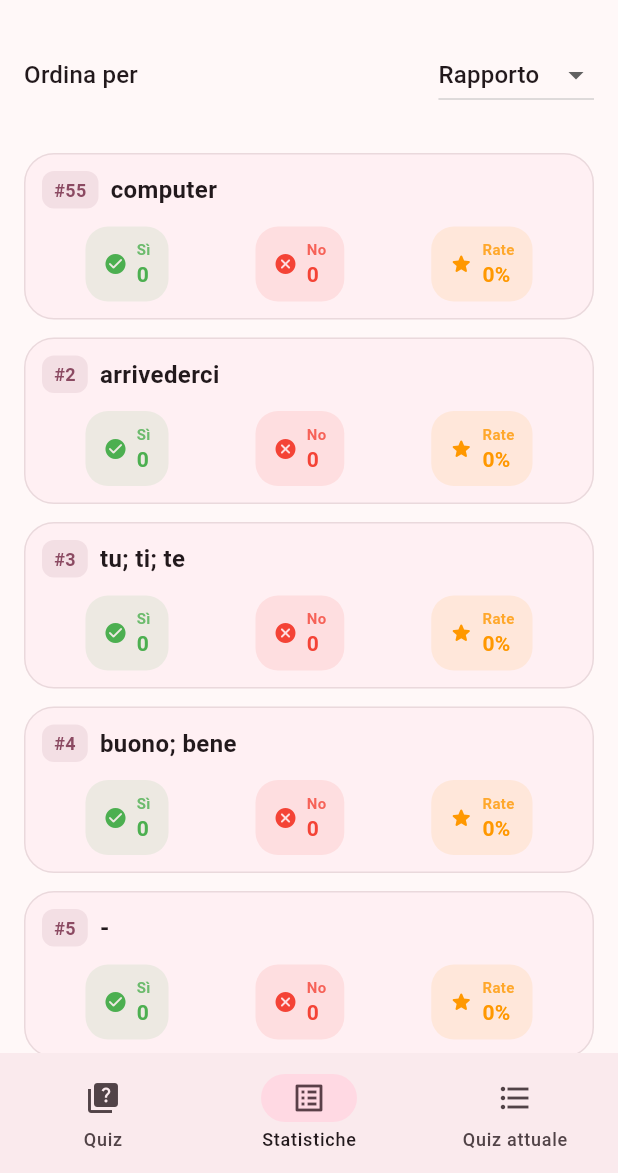
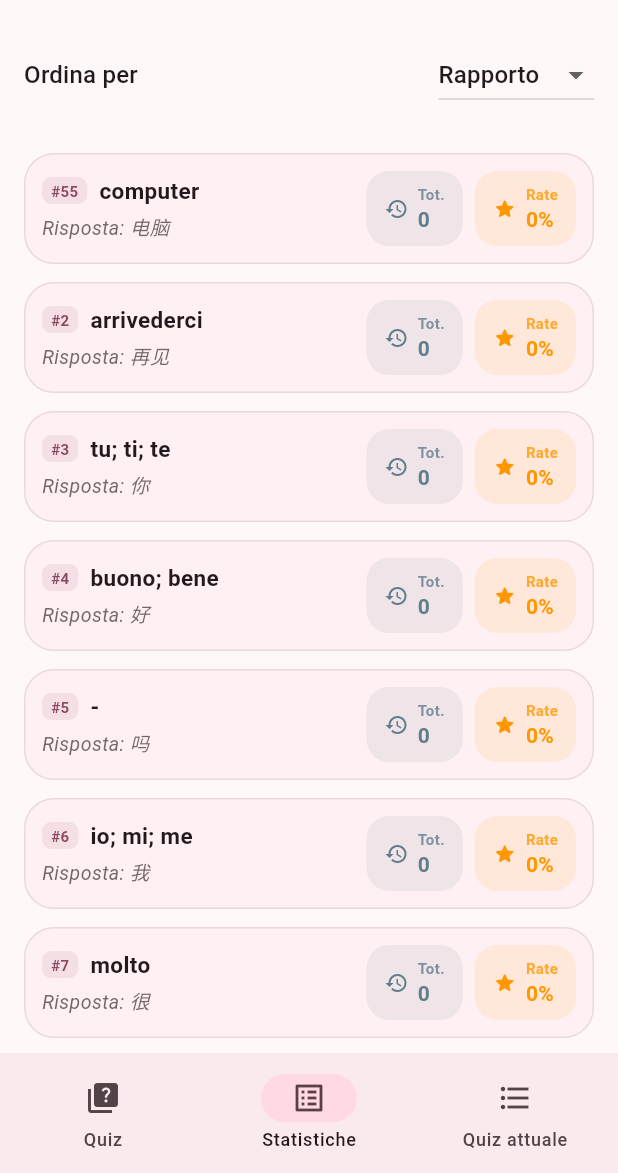
Before and after one commit to antoninobajeli/quiz_cinese, a Flutter app: the screen it shows after launch, item 2 of the bottom bar chosen, on a phone screen of 412 x 824 dp, the part 63-1236 px from its top. Run offline on Flutter 3.47's test engine with Material 3 defaults, Android fonts, the phone set to English and light mode, and no system bars; our stand-ins replace flutter_svg, shared_preferences.

Commit message:
Versione aggiunto long tap per copiare i contenuto della risposta

```diff
--- a/lib/main.dart
+++ b/lib/main.dart
@@ -2,7 +2,8 @@ import 'dart:convert';
 import 'dart:math';
 
 import 'package:flutter/material.dart';
-import 'package:flutter/services.dart' show rootBundle;
+import 'package:flutter/services.dart';
+import 'package:flutter_svg/flutter_svg.dart';
 import 'package:shared_preferences/shared_preferences.dart';
 
 import 'models.dart';
@@ -394,6 +395,12 @@ class _QuizHomePageState extends State<QuizHomePage> {
           child: Column(
             mainAxisSize: MainAxisSize.min,
             children: [
+              if (emoji == '📚')
+                SvgPicture.asset(
+                  'assets/libri_cute.svg',
+                  height: 80,
+                )
+              else
                 Text(
                   emoji,
                   style: const TextStyle(fontSize: 64),
@@ -582,25 +589,40 @@ class _QuizHomePageState extends State<QuizHomePage> {
         borderRadius: BorderRadius.circular(20),
         side: BorderSide(color: colorScheme.outlineVariant.withOpacity(0.5)),
       ),
+      child: InkWell(
+        borderRadius: BorderRadius.circular(20),
+        onLongPress: () {
+          Clipboard.setData(ClipboardData(text: question.answer));
+          ScaffoldMessenger.of(context).showSnackBar(
+            SnackBar(
+              content: Text('Risposta "${question.answer}" copiata!'),
+              behavior: SnackBarBehavior.floating,
+              duration: const Duration(seconds: 1),
+            ),
+          );
+        },
         child: Padding(
           padding: const EdgeInsets.all(12),
+          child: Row(
+            children: [
+            Expanded(
               child: Column(
                 crossAxisAlignment: CrossAxisAlignment.start,
                 children: [
                   Row(
                     children: [
                       Container(
-                  padding: const EdgeInsets.symmetric(horizontal: 8, vertical: 4),
+                        padding: const EdgeInsets.symmetric(horizontal: 6, vertical: 2),
                         decoration: BoxDecoration(
                           color: colorScheme.primary.withOpacity(0.1),
-                    borderRadius: BorderRadius.circular(8),
+                          borderRadius: BorderRadius.circular(6),
                         ),
                         child: Text(
                           '#${question.id}',
                           style: TextStyle(
                             color: colorScheme.primary,
                             fontWeight: FontWeight.bold,
-                      fontSize: 12,
+                            fontSize: 10,
                           ),
                         ),
                       ),
@@ -608,29 +630,33 @@ class _QuizHomePageState extends State<QuizHomePage> {
                       Expanded(
                         child: Text(
                           question.question,
-                    style: const TextStyle(fontWeight: FontWeight.bold, fontSize: 16),
+                          style: const TextStyle(fontWeight: FontWeight.bold, fontSize: 15),
                           maxLines: 1,
                           overflow: TextOverflow.ellipsis,
                         ),
                       ),
                     ],
                   ),
-            const SizedBox(height: 12),
-            Row(
-              mainAxisAlignment: MainAxisAlignment.spaceAround,
-              children: [
+                  const SizedBox(height: 4),
+                  Text(
+                    'Risposta: ${question.answer}',
+                    style: TextStyle(
+                      fontSize: 13,
+                      color: colorScheme.onSurfaceVariant.withOpacity(0.8),
+                      fontStyle: FontStyle.italic,
+                    ),
+                  ),
+                ],
+              ),
+            ),
+            const SizedBox(width: 12),
             _buildStatBadge(
-                  label: 'Sì',
-                  value: '${stats.correctAnswers}',
-                  icon: Icons.check_circle_rounded,
-                  color: Colors.green,
+              label: 'Tot.',
+              value: '$totalAsked',
+              icon: Icons.history,
+              color: Colors.blueGrey,
             ),
-                _buildStatBadge(
-                  label: 'No',
-                  value: '${stats.incorrectAnswers}',
-                  icon: Icons.cancel_rounded,
-                  color: Colors.red,
-                ),
+            const SizedBox(width: 8),
             _buildStatBadge(
               label: 'Rate',
               value: '${(ratio * 100).toInt()}%',
@@ -639,9 +665,8 @@ class _QuizHomePageState extends State<QuizHomePage> {
             ),
           ],
         ),
-          ],
       ),
-      ),
+    )
     );
   }
 
```
Lines whose indentation alone changed are shown as unchanged.
